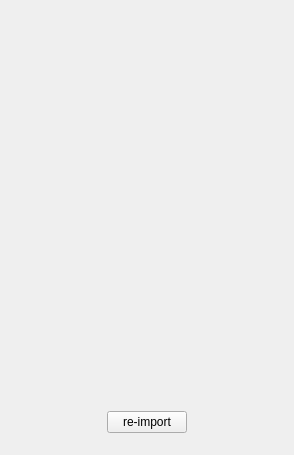
Old version of the form Editor/LuxonEditor.GUI.Qt/Mesh/Model3DInspecterWidget.ui in the repository s-rahmani1992/LuxonEngine.
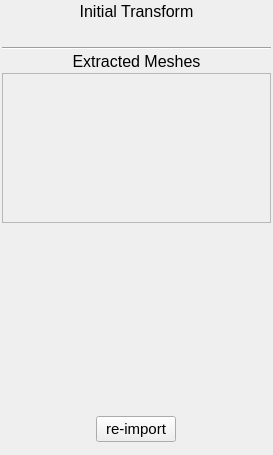
New version of the form.

Commit message: Improved Model3D inspecter's visual.

```diff
--- a/Editor/LuxonEditor.GUI.Qt/Mesh/Model3DInspecterWidget.ui
+++ b/Editor/LuxonEditor.GUI.Qt/Mesh/Model3DInspecterWidget.ui
@@ -6,7 +6,7 @@
    <rect>
     <x>0</x>
     <y>0</y>
-    <width>294</width>
+    <width>273</width>
     <height>455</height>
    </rect>
   </property>
@@ -14,10 +14,46 @@
    <string>Model3DInspecterWidget</string>
   </property>
   <layout class="QVBoxLayout" name="verticalLayout_2">
+   <property name="spacing">
+    <number>2</number>
+   </property>
+   <property name="leftMargin">
+    <number>2</number>
+   </property>
+   <property name="topMargin">
+    <number>2</number>
+   </property>
+   <property name="rightMargin">
+    <number>2</number>
+   </property>
+   <property name="bottomMargin">
+    <number>2</number>
+   </property>
+   <item>
+    <widget class="QLabel" name="transformTitle">
+     <property name="sizePolicy">
+      <sizepolicy hsizetype="Preferred" vsizetype="Fixed">
+       <horstretch>0</horstretch>
+       <verstretch>0</verstretch>
+      </sizepolicy>
+     </property>
+     <property name="font">
+      <font>
+       <pointsize>12</pointsize>
+      </font>
+     </property>
+     <property name="text">
+      <string>Initial Transform</string>
+     </property>
+     <property name="alignment">
+      <set>Qt::AlignmentFlag::AlignHCenter|Qt::AlignmentFlag::AlignTop</set>
+     </property>
+    </widget>
+   </item>
    <item>
     <widget class="QWidget" name="transformPanel" native="true">
      <property name="sizePolicy">
-      <sizepolicy hsizetype="Preferred" vsizetype="Preferred">
+      <sizepolicy hsizetype="Preferred" vsizetype="Fixed">
        <horstretch>0</horstretch>
        <verstretch>0</verstretch>
       </sizepolicy>
@@ -25,6 +61,60 @@
      <layout class="QVBoxLayout" name="verticalLayout_3"/>
     </widget>
    </item>
+   <item>
+    <widget class="Line" name="line">
+     <property name="orientation">
+      <enum>Qt::Orientation::Horizontal</enum>
+     </property>
+    </widget>
+   </item>
+   <item>
+    <widget class="QLabel" name="meshListTitle">
+     <property name="sizePolicy">
+      <sizepolicy hsizetype="Preferred" vsizetype="Fixed">
+       <horstretch>0</horstretch>
+       <verstretch>0</verstretch>
+      </sizepolicy>
+     </property>
+     <property name="font">
+      <font>
+       <pointsize>12</pointsize>
+      </font>
+     </property>
+     <property name="text">
+      <string>Extracted Meshes</string>
+     </property>
+     <property name="alignment">
+      <set>Qt::AlignmentFlag::AlignHCenter|Qt::AlignmentFlag::AlignTop</set>
+     </property>
+    </widget>
+   </item>
+   <item>
+    <widget class="QScrollArea" name="scrollArea">
+     <property name="maximumSize">
+      <size>
+       <width>16777215</width>
+       <height>150</height>
+      </size>
+     </property>
+     <property name="widgetResizable">
+      <bool>true</bool>
+     </property>
+     <property name="alignment">
+      <set>Qt::AlignmentFlag::AlignJustify|Qt::AlignmentFlag::AlignTop</set>
+     </property>
+     <widget class="QWidget" name="scrollAreaWidgetContents_3">
+      <property name="geometry">
+       <rect>
+        <x>0</x>
+        <y>0</y>
+        <width>267</width>
+        <height>148</height>
+       </rect>
+      </property>
+     </widget>
+    </widget>
+   </item>
    <item>
     <widget class="QWidget" name="meshList" native="true">
      <property name="sizePolicy">
@@ -33,18 +123,30 @@
        <verstretch>0</verstretch>
       </sizepolicy>
      </property>
+     <property name="minimumSize">
+      <size>
+       <width>0</width>
+       <height>0</height>
+      </size>
+     </property>
+     <property name="maximumSize">
+      <size>
+       <width>16777215</width>
+       <height>16777215</height>
+      </size>
+     </property>
      <layout class="QVBoxLayout" name="verticalLayout">
       <property name="leftMargin">
-       <number>0</number>
+       <number>5</number>
       </property>
       <property name="topMargin">
-       <number>0</number>
+       <number>5</number>
       </property>
       <property name="rightMargin">
-       <number>0</number>
+       <number>5</number>
       </property>
       <property name="bottomMargin">
-       <number>0</number>
+       <number>5</number>
       </property>
      </layout>
     </widget>
@@ -66,6 +168,11 @@
           <verstretch>0</verstretch>
          </sizepolicy>
         </property>
+        <property name="font">
+         <font>
+          <pointsize>11</pointsize>
+         </font>
+        </property>
         <property name="text">
          <string>re-import</string>
         </property>
```
The commit also changes 10 other files.
